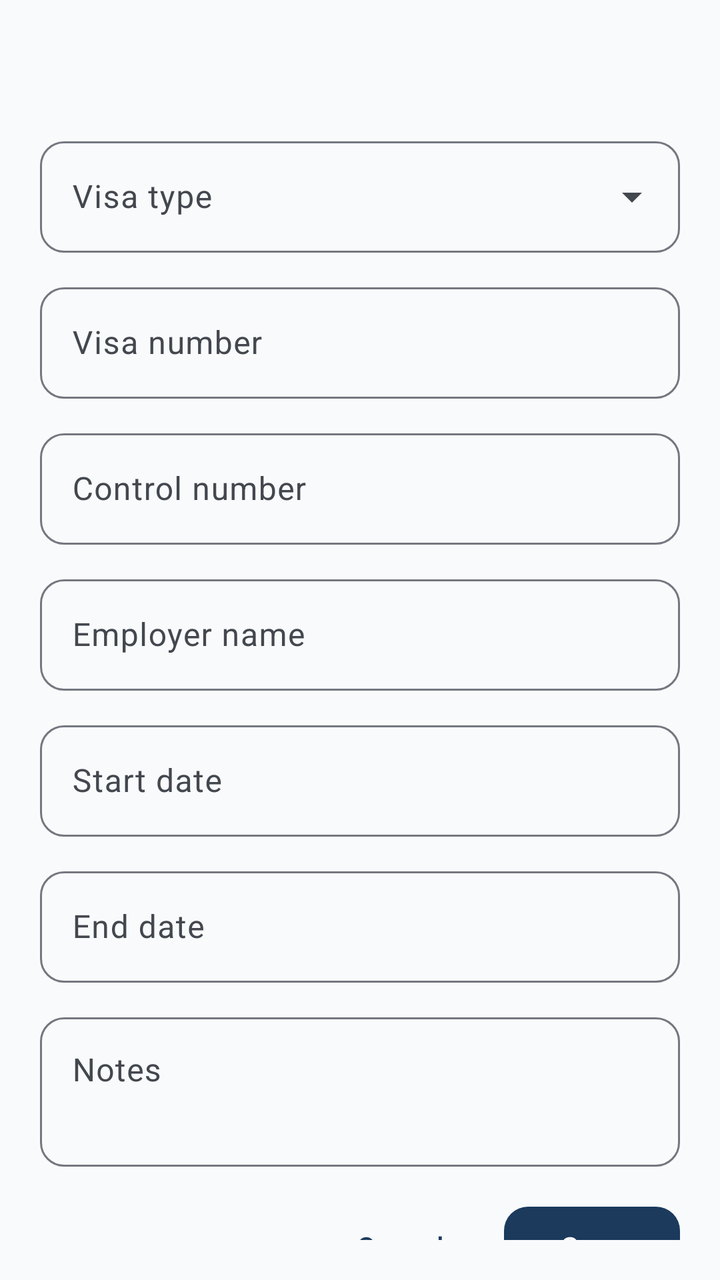
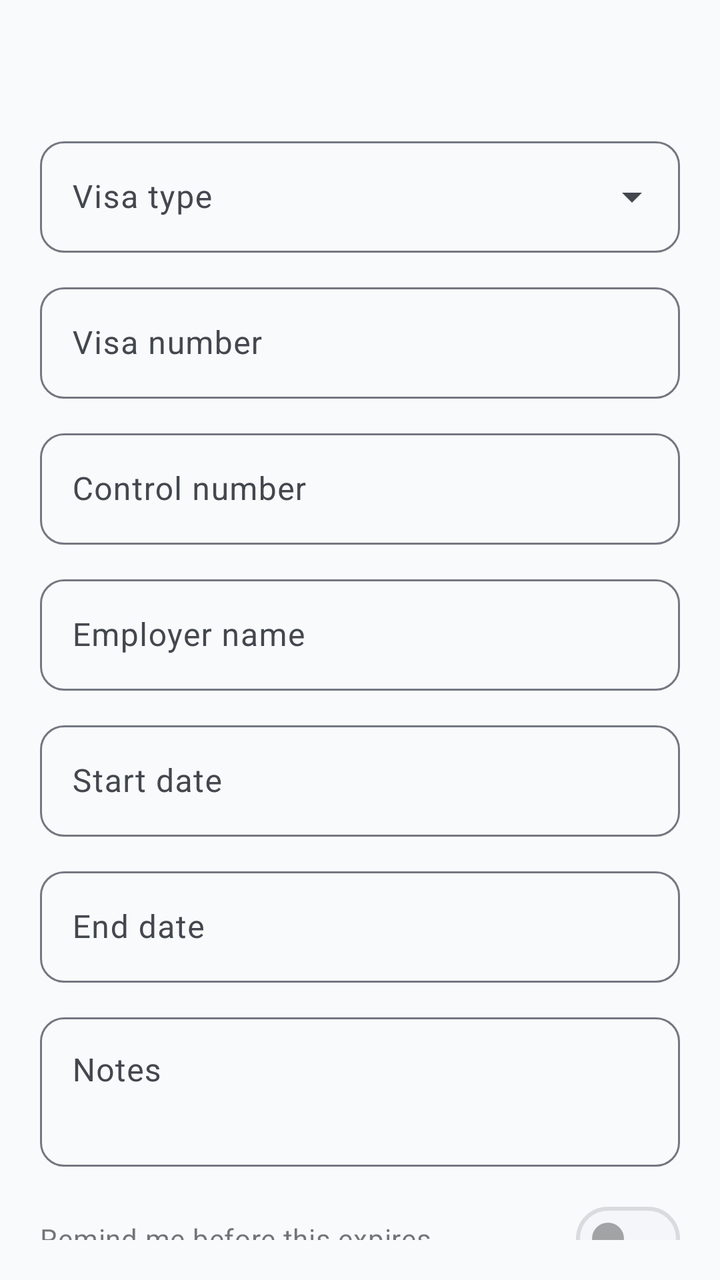

Before-and-after screenshots of an Android layout around one commit, followed by the original layout XML and the change that was made.
<!-- AndroidManifest.xml: application theme Theme.ImmigrantVault -->
<!-- res/layout/bottom_sheet_visa_form.xml -->
<?xml version="1.0" encoding="utf-8"?>
<androidx.core.widget.NestedScrollView xmlns:android="http://schemas.android.com/apk/res/android"
    android:layout_width="match_parent"
    android:layout_height="wrap_content"
    android:padding="@dimen/form_padding">

    <LinearLayout
        android:layout_width="match_parent"
        android:layout_height="wrap_content"
        android:orientation="vertical">

        <TextView
            android:id="@+id/form_title"
            android:layout_width="match_parent"
            android:layout_height="wrap_content"
            android:layout_marginBottom="16dp"
            android:textAppearance="@style/TextAppearance.ImmigrantVault.FormTitle" />

        <com.google.android.material.textfield.TextInputLayout
            android:id="@+id/input_type_layout"
            style="@style/Widget.ImmigrantVault.TextInputLayout.ExposedDropdownMenu"
            android:layout_width="match_parent"
            android:layout_height="wrap_content"
            android:hint="@string/label_visa_entry_type">

            <AutoCompleteTextView
                android:id="@+id/input_type"
                android:layout_width="match_parent"
                android:layout_height="wrap_content"
                android:inputType="none" />

        </com.google.android.material.textfield.TextInputLayout>

        <com.google.android.material.textfield.TextInputLayout
            android:id="@+id/input_visa_number_layout"
            style="@style/Widget.ImmigrantVault.TextInputLayout"
            android:layout_width="match_parent"
            android:layout_height="wrap_content"
            android:layout_marginTop="@dimen/form_field_spacing"
            android:hint="@string/label_visa_number">

            <com.google.android.material.textfield.TextInputEditText
                android:id="@+id/input_visa_number"
                android:layout_width="match_parent"
                android:layout_height="wrap_content" />

        </com.google.android.material.textfield.TextInputLayout>

        <com.google.android.material.textfield.TextInputLayout
            android:id="@+id/input_control_number_layout"
            style="@style/Widget.ImmigrantVault.TextInputLayout"
            android:layout_width="match_parent"
            android:layout_height="wrap_content"
            android:layout_marginTop="@dimen/form_field_spacing"
            android:hint="@string/label_control_number">

            <com.google.android.material.textfield.TextInputEditText
                android:id="@+id/input_control_number"
                android:layout_width="match_parent"
                android:layout_height="wrap_content" />

        </com.google.android.material.textfield.TextInputLayout>

        <com.google.android.material.textfield.TextInputLayout
            android:id="@+id/input_employer_layout"
            style="@style/Widget.ImmigrantVault.TextInputLayout"
            android:layout_width="match_parent"
            android:layout_height="wrap_content"
            android:layout_marginTop="@dimen/form_field_spacing"
            android:hint="@string/label_employer_name">

            <com.google.android.material.textfield.TextInputEditText
                android:id="@+id/input_employer"
                android:layout_width="match_parent"
                android:layout_height="wrap_content" />

        </com.google.android.material.textfield.TextInputLayout>

        <com.google.android.material.textfield.TextInputLayout
            android:id="@+id/input_start_layout"
            style="@style/Widget.ImmigrantVault.TextInputLayout"
            android:layout_width="match_parent"
            android:layout_height="wrap_content"
            android:layout_marginTop="@dimen/form_field_spacing"
            android:hint="@string/label_start_date">

            <com.google.android.material.textfield.TextInputEditText
                android:id="@+id/input_start"
                android:layout_width="match_parent"
                android:layout_height="wrap_content"
                android:focusable="false" />

        </com.google.android.material.textfield.TextInputLayout>

        <com.google.android.material.textfield.TextInputLayout
            android:id="@+id/input_end_layout"
            style="@style/Widget.ImmigrantVault.TextInputLayout"
            android:layout_width="match_parent"
            android:layout_height="wrap_content"
            android:layout_marginTop="@dimen/form_field_spacing"
            android:hint="@string/label_end_date">

            <com.google.android.material.textfield.TextInputEditText
                android:id="@+id/input_end"
                android:layout_width="match_parent"
                android:layout_height="wrap_content"
                android:focusable="false" />

        </com.google.android.material.textfield.TextInputLayout>

        <com.google.android.material.textfield.TextInputLayout
            android:id="@+id/input_notes_layout"
            style="@style/Widget.ImmigrantVault.TextInputLayout"
            android:layout_width="match_parent"
            android:layout_height="wrap_content"
            android:layout_marginTop="@dimen/form_field_spacing"
            android:hint="@string/label_notes">

            <com.google.android.material.textfield.TextInputEditText
                android:id="@+id/input_notes"
                android:layout_width="match_parent"
                android:layout_height="wrap_content"
                android:gravity="top"
                android:inputType="textMultiLine"
                android:minLines="2" />

        </com.google.android.material.textfield.TextInputLayout>

        <LinearLayout
            android:layout_width="match_parent"
            android:layout_height="wrap_content"
            android:layout_marginTop="16dp"
            android:gravity="end"
            android:orientation="horizontal">

            <com.google.android.material.button.MaterialButton
                android:id="@+id/btn_delete"
                style="@style/Widget.ImmigrantVault.Button.Text"
                android:layout_width="wrap_content"
                android:layout_height="wrap_content"
                android:text="@string/action_delete"
                android:textColor="?attr/colorError"
                android:visibility="gone" />

            <View
                android:layout_width="0dp"
                android:layout_height="0dp"
                android:layout_weight="1" />

            <com.google.android.material.button.MaterialButton
                android:id="@+id/btn_cancel"
                style="@style/Widget.ImmigrantVault.Button.Text"
                android:layout_width="wrap_content"
                android:layout_height="wrap_content"
                android:text="@string/action_cancel" />

            <com.google.android.material.button.MaterialButton
                android:id="@+id/btn_save"
                android:layout_width="wrap_content"
                android:layout_height="wrap_content"
                android:layout_marginStart="8dp"
                android:text="@string/action_save" />

        </LinearLayout>

    </LinearLayout>

</androidx.core.widget.NestedScrollView>
<!-- resources referenced by this layout -->
<resources>
  <dimen name="form_field_spacing">12dp</dimen>
  <dimen name="form_padding">20dp</dimen>
  <string name="action_cancel">Cancel</string>
  <string name="action_delete">Delete</string>
  <string name="action_save">Save</string>
  <string name="label_control_number">Control number</string>
  <string name="label_employer_name">Employer name</string>
  <string name="label_end_date">End date</string>
  <string name="label_notes">Notes</string>
  <string name="label_start_date">Start date</string>
  <string name="label_visa_entry_type">Visa type</string>
  <string name="label_visa_number">Visa number</string>
  <style name="TextAppearance.ImmigrantVault.FormTitle" parent="TextAppearance.Material3.TitleLarge">
          <item name="android:textColor">?attr/colorOnSurface</item>
          <item name="android:letterSpacing">0</item>
      </style>
  <style name="Theme.ImmigrantVault" parent="Base.Theme.ImmigrantVault" />
  <style name="ShapeAppearance.ImmigrantVault.SmallComponent" parent="ShapeAppearance.Material3.SmallComponent">
          <item name="cornerFamily">rounded</item>
          <item name="cornerSize">@dimen/corner_small</item>
      </style>
  <dimen name="corner_small">12dp</dimen>
  <color name="md_theme_primary">#1B3A5C</color>
  <color name="md_theme_on_primary">#FFFFFF</color>
  <color name="md_theme_primary_container">#D4E3F3</color>
  <color name="md_theme_on_primary_container">#0A1F33</color>
  <color name="md_theme_secondary">#2A9D8F</color>
  <color name="md_theme_on_secondary">#FFFFFF</color>
  <color name="md_theme_secondary_container">#B8E8E0</color>
  <color name="md_theme_on_secondary_container">#0A3D36</color>
  <color name="md_theme_tertiary">#E9C46A</color>
  <color name="md_theme_on_tertiary">#3D2F00</color>
  <color name="md_theme_tertiary_container">#FFF0C2</color>
  <color name="md_theme_on_tertiary_container">#4A3800</color>
  <color name="md_theme_error">#BA1A1A</color>
  <color name="md_theme_on_error">#FFFFFF</color>
  <color name="md_theme_error_container">#FFDAD6</color>
  <color name="md_theme_on_error_container">#410002</color>
  <color name="md_theme_background">#F8FAFC</color>
  <color name="md_theme_on_background">#1A1C1E</color>
  <color name="md_theme_surface">#FFFFFF</color>
  <color name="md_theme_on_surface">#1A1C1E</color>
  <color name="md_theme_surface_variant">#E8EEF4</color>
  <color name="md_theme_on_surface_variant">#43474E</color>
  <color name="md_theme_outline">#74777F</color>
  <color name="md_theme_outline_variant">#C4C7CF</color>
  <style name="ShapeAppearance.ImmigrantVault.MediumComponent" parent="ShapeAppearance.Material3.MediumComponent">
          <item name="cornerFamily">rounded</item>
          <item name="cornerSize">@dimen/corner_medium</item>
      </style>
  <style name="ShapeAppearance.ImmigrantVault.LargeComponent" parent="ShapeAppearance.Material3.LargeComponent">
          <item name="cornerFamily">rounded</item>
          <item name="cornerSize">@dimen/corner_extra_large</item>
      </style>
  <style name="ThemeOverlay.ImmigrantVault.BottomSheetDialog" parent="ThemeOverlay.Material3.BottomSheetDialog">
          <item name="bottomSheetStyle">@style/Widget.ImmigrantVault.BottomSheet</item>
      </style>
  <style name="ThemeOverlay.ImmigrantVault.MaterialAlertDialog" parent="ThemeOverlay.Material3.MaterialAlertDialog">
          <item name="shapeAppearance">@style/ShapeAppearance.ImmigrantVault.MediumComponent</item>
          <item name="shapeAppearanceOverlay">@null</item>
      </style>
  <dimen name="corner_medium">16dp</dimen>
  <dimen name="corner_extra_large">28dp</dimen>
  <dimen name="corner_large">20dp</dimen>
  <dimen name="elevation_card">2dp</dimen>
  <!-- unchanged entries left out for length: 8 -->
</resources>

<!-- the commit's change to res/layout/bottom_sheet_visa_form.xml (unified diff, before → after) -->
@@ -126,6 +126,31 @@
 
         </com.google.android.material.textfield.TextInputLayout>
 
+        <com.google.android.material.materialswitch.MaterialSwitch
+            android:id="@+id/switch_remind"
+            android:layout_width="match_parent"
+            android:layout_height="wrap_content"
+            android:layout_marginTop="@dimen/form_field_spacing"
+            android:enabled="false"
+            android:text="@string/label_remind_me" />
+
+        <com.google.android.material.textfield.TextInputLayout
+            android:id="@+id/input_lead_days_layout"
+            style="@style/Widget.ImmigrantVault.TextInputLayout.ExposedDropdownMenu"
+            android:layout_width="match_parent"
+            android:layout_height="wrap_content"
+            android:layout_marginTop="@dimen/form_field_spacing"
+            android:hint="@string/label_remind_lead_days"
+            android:visibility="gone">
+
+            <AutoCompleteTextView
+                android:id="@+id/input_lead_days"
+                android:layout_width="match_parent"
+                android:layout_height="wrap_content"
+                android:inputType="none" />
+
+        </com.google.android.material.textfield.TextInputLayout>
+
         <LinearLayout
             android:layout_width="match_parent"
             android:layout_height="wrap_content"
<!-- resource entries referenced after the edit -->
@@ -9,6 +9,8 @@
   <string name="label_employer_name">Employer name</string>
   <string name="label_end_date">End date</string>
   <string name="label_notes">Notes</string>
+  <string name="label_remind_lead_days">Remind me</string>
+  <string name="label_remind_me">Remind me before this expires</string>
   <string name="label_start_date">Start date</string>
   <string name="label_visa_entry_type">Visa type</string>
   <string name="label_visa_number">Visa number</string>
